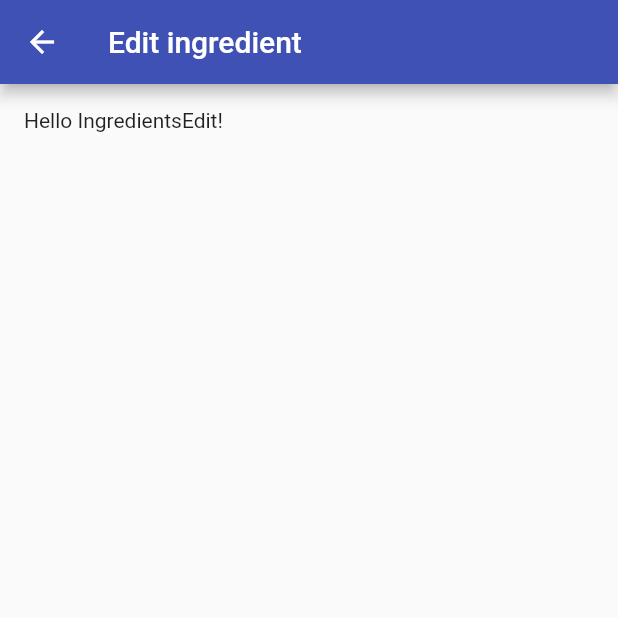
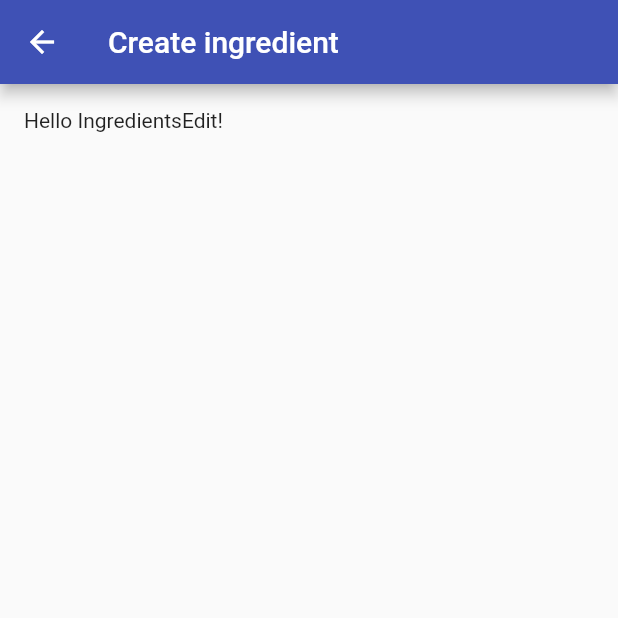
Before and after one commit to barnabas-lesti/aniry_flutter_legacy, a Flutter app: the screen it shows after launch, after a tap on the "add" icon, on a phone screen of 412 x 824 dp, the top half of it. Run offline on Flutter 3.47's test engine with Material 2 defaults, Android fonts, the phone set to English and light mode, and no system bars; our stand-ins replace beamer, flutter_slidable; generated files the repository leaves out were written again.

Commit message:
Finalized tile design and layout.

```diff
--- a/lib/app/l10n/app_en.arb
+++ b/lib/app/l10n/app_en.arb
@@ -1,5 +1,11 @@
 {
+  "ingredientHomePageTitle": "Ingredients",
   "ingredientHomePageTabLabel": "Ingredients",
+  "ingredientHomePageCreateTooltip": "Create ingredient",
+
+  "ingredientCreatePageTitle": "Create ingredient",
+
+  "ingredientEditPageTitle": "Edit ingredient",
 
   "ingredientListNoItems": "No ingredients to display.",
 
--- /dev/null
+++ b/lib/app/models/nutrients.dart
@@ -0,0 +1,24 @@
+import 'package:json_annotation/json_annotation.dart';
+
+part 'nutrients.g.dart';
+
+@JsonSerializable()
+class AppNutrients {
+  double carbs;
+  double protein;
+  double fat;
+
+  AppNutrients({
+    this.carbs = 0,
+    this.protein = 0,
+    this.fat = 0,
+  });
+
+  @override
+  toString() =>
+      '${carbs.toStringAsFixed(0)}g carbs, ${protein.toStringAsFixed(0)}g protein, ${fat.toStringAsFixed(0)}g fat';
+
+  factory AppNutrients.fromJson(Map<String, dynamic> json) => _$AppNutrientsFromJson(json);
+
+  Map<String, dynamic> toJson() => _$AppNutrientsToJson(this);
+}
--- /dev/null
+++ b/lib/app/models/serving.dart
@@ -0,0 +1,22 @@
+import 'package:aniry/app/models/serving_unit.dart';
+import 'package:json_annotation/json_annotation.dart';
+
+part 'serving.g.dart';
+
+@JsonSerializable()
+class AppServing {
+  AppServingUnit unit;
+  double value;
+
+  AppServing({
+    this.unit = AppServingUnit.g,
+    this.value = 0,
+  });
+
+  @override
+  toString() => '${value.toStringAsFixed(0)}${unit.name}';
+
+  factory AppServing.fromJson(Map<String, dynamic> json) => _$AppServingFromJson(json);
+
+  Map<String, dynamic> toJson() => _$AppServingToJson(this);
+}
--- /dev/null
+++ b/lib/app/models/serving_unit.dart
@@ -0,0 +1,5 @@
+enum AppServingUnit {
+  g,
+  ml,
+  kcal,
+}
--- a/lib/app/storage.dart
+++ b/lib/app/storage.dart
@@ -4,7 +4,8 @@ import 'dart:io';
 import 'package:path_provider/path_provider.dart';
 
 enum AppPartition {
-  shopping;
+  shopping,
+  ingredient,
 }
 
 final appStorage = _AppStorage();
--- /dev/null
+++ b/lib/ingredient/models/item.dart
@@ -0,0 +1,52 @@
+import 'package:aniry/app/models/list_item.dart';
+import 'package:aniry/app/models/nutrients.dart';
+import 'package:aniry/app/models/serving.dart';
+import 'package:aniry/app/models/serving_unit.dart';
+import 'package:flutter/material.dart';
+import 'package:json_annotation/json_annotation.dart';
+
+part 'item.g.dart';
+
+@JsonSerializable()
+class IngredientItem {
+  final String id;
+  String name;
+  double calories;
+  AppNutrients nutrients;
+  List<AppServing> servings;
+  String? description;
+
+  IngredientItem({
+    required this.id,
+    required this.name,
+    required this.calories,
+    required this.nutrients,
+    required this.servings,
+    this.description,
+  });
+
+  static AppServingUnit defaultServingUnit = AppServingUnit.g;
+  static double defaultServingValue = 100;
+  static List<AppServingUnit> primaryServingUnits = [
+    AppServingUnit.g,
+    AppServingUnit.ml,
+  ];
+  static IconData icon = Icons.apple;
+  static Color color = Colors.green[400]!;
+
+  AppServing get serving => servings[0];
+
+  factory IngredientItem.fromJson(Map<String, dynamic> json) => _$IngredientItemFromJson(json);
+
+  Map<String, dynamic> toJson() => _$IngredientItemToJson(this);
+
+  AppListItem toListItem() => AppListItem(
+        id: id,
+        textLeftPrimary: name,
+        textLeftSecondary: nutrients.toString(),
+        textRightPrimary: serving.toString(),
+        textRightSecondary: '${calories.toStringAsFixed(0)}${AppServingUnit.kcal.name}',
+        icon: icon,
+        iconColor: color,
+      );
+}
--- a/lib/ingredient/pages/edit_page.dart
+++ b/lib/ingredient/pages/edit_page.dart
@@ -2,18 +2,20 @@ import 'package:aniry/app/widgets/page.dart';
 import 'package:flutter/material.dart';
 
 class IngredientEditPage extends StatelessWidget {
-  // final String id;
+  final String title;
+  final String? id;
 
   const IngredientEditPage({
-    // required this.id,
+    required this.title,
+    this.id,
     super.key,
   });
 
   @override
   Widget build(context) {
-    return const AppPageScaffold(
-      title: 'Edit ingredient',
-      children: [
+    return AppPageScaffold(
+      title: title,
+      children: const [
         Text('Hello IngredientsEdit!'),
       ],
     );
--- a/lib/ingredient/pages/home_page.dart
+++ b/lib/ingredient/pages/home_page.dart
@@ -1,24 +1,37 @@
+import 'package:aniry/app/i10n.dart';
 import 'package:aniry/app/widgets/page.dart';
+import 'package:aniry/ingredient/provider.dart';
 import 'package:aniry/ingredient/widgets/list.dart';
 import 'package:beamer/beamer.dart';
 import 'package:flutter/material.dart';
+import 'package:provider/provider.dart';
 
 class IngredientHomePage extends StatelessWidget {
-  const IngredientHomePage({super.key});
+  final String title;
+
+  const IngredientHomePage({
+    required this.title,
+    super.key,
+  });
 
   @override
   Widget build(context) {
     return AppPageScaffold(
-      title: 'Ingredients',
+      title: title,
       actions: [
         AppPageAction(
           icon: Icons.add,
-          tooltip: 'Create ingredient',
-          onPressed: () => Beamer.of(context).beamToNamed('/ingredient/edit'),
+          tooltip: appI10N(context).ingredientHomePageCreateTooltip,
+          onPressed: () => Beamer.of(context).beamToNamed('/ingredient/create'),
         ),
       ],
       children: [
-        IngredientList(),
+        Consumer<IngredientProvider>(
+          builder: (context, ingredientProvider, widget) => IngredientList(
+            items: ingredientProvider.items,
+            onTap: (id) => Beamer.of(context).beamToNamed('/ingredient/edit/:id'),
+          ),
+        ),
       ],
     );
   }
--- /dev/null
+++ b/lib/ingredient/provider.dart
@@ -0,0 +1,67 @@
+import 'package:aniry/app/models/nutrients.dart';
+import 'package:aniry/app/models/serving.dart';
+import 'package:aniry/app/models/serving_unit.dart';
+import 'package:aniry/app/storage.dart';
+import 'package:aniry/ingredient/models/item.dart';
+import 'package:flutter/foundation.dart';
+import 'package:uuid/uuid.dart';
+
+class IngredientProvider extends ChangeNotifier {
+  IngredientProvider() {
+    _loadItems();
+  }
+
+  bool itemsLoaded = false;
+  List<IngredientItem> _items = [];
+  List<IngredientItem> get items => _items;
+
+  set items(List<IngredientItem> items) {
+    _items = items;
+    notifyListeners();
+    if (itemsLoaded) _storeItems();
+  }
+
+  void createItem({
+    required String name,
+    required double calories,
+    required double carbs,
+    required double protein,
+    required double fat,
+    required double servingValue,
+    required AppServingUnit servingUnit,
+    required String? description,
+  }) {
+    final item = IngredientItem(
+      id: const Uuid().v4(),
+      name: name,
+      calories: calories,
+      description: description,
+      nutrients: AppNutrients(
+        carbs: carbs,
+        protein: protein,
+        fat: fat,
+      ),
+      servings: [
+        AppServing(
+          unit: servingUnit,
+          value: servingValue,
+        )
+      ],
+    );
+    items = [...items, item];
+  }
+
+  void deleteItem(String id) {
+    items = items.where((item) => item.id != id).toList();
+  }
+
+  Future<void> _loadItems() async {
+    final data = await appStorage.fetchData(AppPartition.ingredient) as List<dynamic>;
+    items = data.map((raw) => IngredientItem.fromJson(raw)).toList();
+    itemsLoaded = true;
+  }
+
+  Future<void> _storeItems() async {
+    appStorage.storeData(AppPartition.ingredient, items);
+  }
+}
--- a/lib/main.dart
+++ b/lib/main.dart
@@ -1,4 +1,5 @@
 import 'package:aniry/app/router.dart';
+import 'package:aniry/ingredient/provider.dart';
 import 'package:aniry/shopping/provider.dart';
 import 'package:flutter/material.dart';
 import 'package:flutter_gen/gen_l10n/app_localizations.dart';
@@ -12,8 +13,11 @@ class _App extends StatelessWidget {
 
   @override
   Widget build(context) {
-    return ChangeNotifierProvider(
-      create: (context) => ShoppingProvider(),
+    return MultiProvider(
+      providers: [
+        ChangeNotifierProvider<ShoppingProvider>(create: (_) => ShoppingProvider()),
+        ChangeNotifierProvider<IngredientProvider>(create: (_) => IngredientProvider()),
+      ],
       child: GestureDetector(
         onTap: () => FocusManager.instance.primaryFocus?.unfocus(),
         child: MaterialApp.router(
--- a/lib/shopping/models/item.dart
+++ b/lib/shopping/models/item.dart
@@ -1,3 +1,4 @@
+import 'package:aniry/app/models/list_item.dart';
 import 'package:json_annotation/json_annotation.dart';
 
 part 'item.g.dart';
@@ -17,4 +18,6 @@ class ShoppingItem {
   factory ShoppingItem.fromJson(Map<String, dynamic> json) => _$ShoppingItemFromJson(json);
 
   Map<String, dynamic> toJson() => _$ShoppingItemToJson(this);
+
+  AppListItem toListItem() => AppListItem(id: id, textLeftPrimary: name);
 }
--- a/lib/shopping/widgets/list.dart
+++ b/lib/shopping/widgets/list.dart
@@ -1,3 +1,4 @@
+import 'package:aniry/app/models/list_item.dart';
 import 'package:aniry/app/widgets/list.dart';
 import 'package:aniry/app/i10n.dart';
 import 'package:aniry/shopping/models/item.dart';
@@ -19,8 +20,7 @@ class ShoppingList extends StatelessWidget {
     super.key,
   });
 
-  List<AppListItem> _toListItems(List<ShoppingItem> items) =>
-      items.map((ShoppingItem item) => AppListItem(id: item.id, textLeftPrimary: item.name)).toList();
+  List<AppListItem> _toListItems(List<ShoppingItem> items) => items.map((item) => item.toListItem()).toList();
 
   @override
   Widget build(context) {
```
Also changed, not shown: lib/app/l10n/app_hu.arb (added, +17 -0 lines), lib/app/models/list_item.dart (added, +21 -0 lines), lib/app/widgets/list.dart (+6 -25 lines), lib/ingredient/routes.dart (+22 -9 lines), lib/ingredient/widgets/list.dart (+10 -54 lines), lib/app/models/nutrients.g.dart (added), lib/app/models/serving.g.dart (added), lib/ingredient/models/item.g.dart (added), 1 other file.
